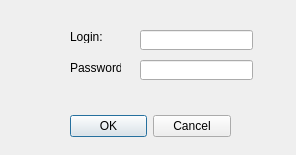
Above: login.ui from mprevir/bookstore_customer before the change. Below: the same form after it.
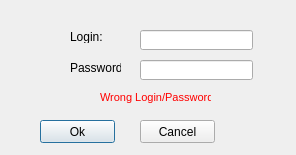
That is the form after the change.

Commit message: added login dialog

The edit to the form file:
```diff
--- a/login.ui
+++ b/login.ui
@@ -13,22 +13,6 @@
   <property name="windowTitle">
    <string>Dialog</string>
   </property>
-  <widget class="QDialogButtonBox" name="buttonBox">
-   <property name="geometry">
-    <rect>
-     <x>70</x>
-     <y>110</y>
-     <width>161</width>
-     <height>32</height>
-    </rect>
-   </property>
-   <property name="orientation">
-    <enum>Qt::Horizontal</enum>
-   </property>
-   <property name="standardButtons">
-    <set>QDialogButtonBox::Cancel|QDialogButtonBox::Ok</set>
-   </property>
-  </widget>
   <widget class="QLabel" name="label">
    <property name="geometry">
     <rect>
@@ -75,6 +59,49 @@
     </rect>
    </property>
   </widget>
+  <widget class="QLabel" name="label_3">
+   <property name="geometry">
+    <rect>
+     <x>100</x>
+     <y>90</y>
+     <width>111</width>
+     <height>16</height>
+    </rect>
+   </property>
+   <property name="text">
+    <string>&lt;!DOCTYPE HTML PUBLIC &quot;-//W3C//DTD HTML 4.0//EN&quot; &quot;http://www.w3.org/TR/REC-html40/strict.dtd&quot;&gt;
+&lt;html&gt;&lt;head&gt;&lt;meta name=&quot;qrichtext&quot; content=&quot;1&quot; /&gt;&lt;style type=&quot;text/css&quot;&gt;
+p, li { white-space: pre-wrap; }
+&lt;/style&gt;&lt;/head&gt;&lt;body style=&quot; font-family:'MS Shell Dlg 2'; font-size:8.25pt; font-weight:400; font-style:normal;&quot;&gt;
+&lt;p style=&quot; margin-top:0px; margin-bottom:0px; margin-left:0px; margin-right:0px; -qt-block-indent:0; text-indent:0px;&quot;&gt;&lt;span style=&quot; font-size:8pt; color:#ff0000;&quot;&gt;Wrong Login/Password&lt;/span&gt;&lt;/p&gt;&lt;/body&gt;&lt;/html&gt;</string>
+   </property>
+  </widget>
+  <widget class="QPushButton" name="pushButton_Ok">
+   <property name="geometry">
+    <rect>
+     <x>40</x>
+     <y>120</y>
+     <width>75</width>
+     <height>23</height>
+    </rect>
+   </property>
+   <property name="text">
+    <string>Ok</string>
+   </property>
+  </widget>
+  <widget class="QPushButton" name="pushButton_2">
+   <property name="geometry">
+    <rect>
+     <x>140</x>
+     <y>120</y>
+     <width>75</width>
+     <height>23</height>
+    </rect>
+   </property>
+   <property name="text">
+    <string>Cancel</string>
+   </property>
+  </widget>
  </widget>
  <resources/>
  <connections>
```
Left out of the diff: 39 changed lines with no effect on the pictures. The commit also changes 23 other files.
